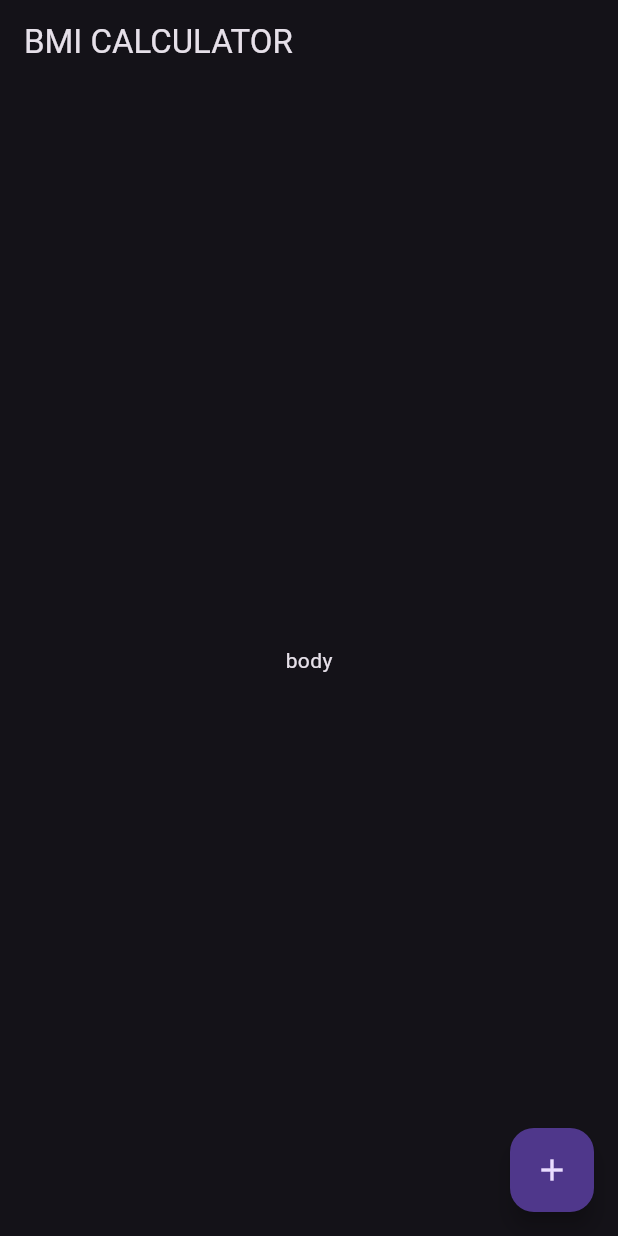
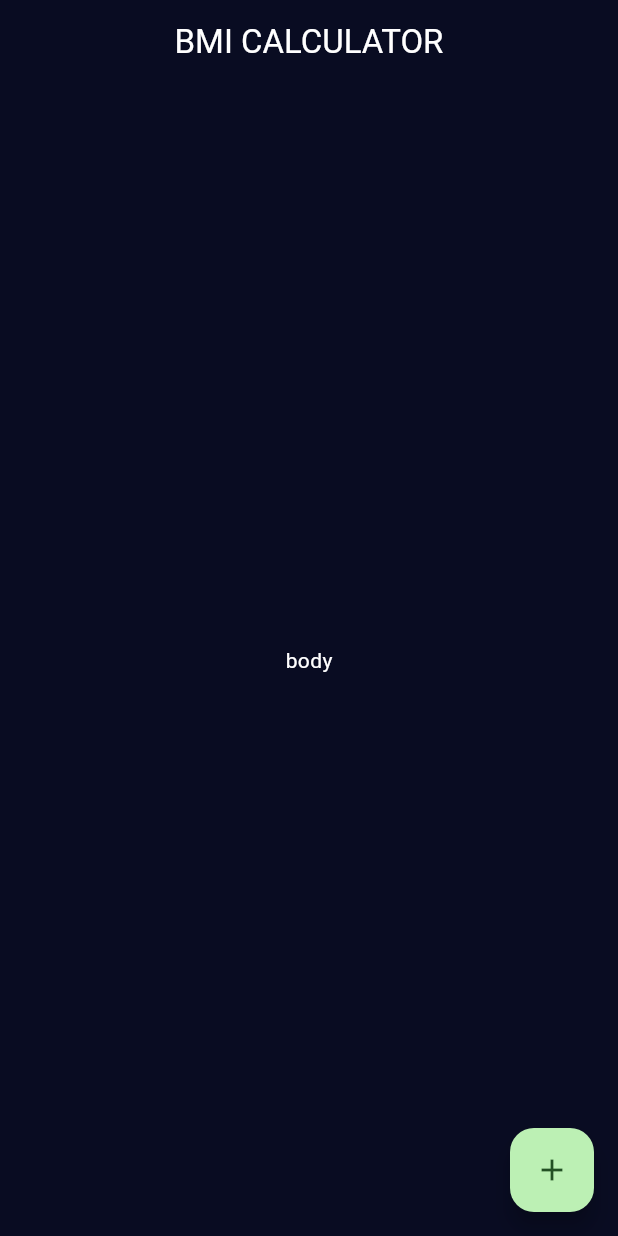
Before and after one commit to Amal-AM4/bmi_calc, a Flutter app: the screen it shows after launch, on a phone screen of 412 x 824 dp. Run offline on Flutter 3.47's test engine with Material 3 defaults, Android fonts, the phone set to English and light mode, and no system bars.

Commit message:
theme data

```diff
--- a/lib/main.dart
+++ b/lib/main.dart
@@ -10,7 +10,11 @@ class BMICalculator extends StatelessWidget {
   @override
   Widget build(BuildContext context) {
     return MaterialApp(
-      theme: ThemeData.dark(),
+      theme: ThemeData(
+        appBarTheme: AppBarTheme(color: Color(0xFF090C22)),
+        scaffoldBackgroundColor: Color(0xFF090C22),
+        textTheme: TextTheme(bodyMedium: TextStyle(color: Colors.white)),
+      ),
       debugShowCheckedModeBanner: false,
       home: InputPage(),
     );
@@ -28,11 +32,17 @@ class _InputPageState extends State<InputPage> {
   @override
   Widget build(BuildContext context) {
     return Scaffold(
-      appBar: AppBar(title: Text('BMI CALCULATOR')),
+      appBar: AppBar(
+        title: Center(
+          child: Text('BMI CALCULATOR', style: TextStyle(color: Colors.white)),
+        ),
+      ),
       body: Center(child: Text('body')),
-      floatingActionButton: FloatingActionButton(
-        onPressed: () {},
-        child: Icon(Icons.add),
+      floatingActionButton: Theme(
+        data: ThemeData(
+          colorScheme: ColorScheme.fromSeed(seedColor: Colors.green),
+        ),
+        child: FloatingActionButton(onPressed: () {}, child: Icon(Icons.add)),
       ),
     );
   }
```
